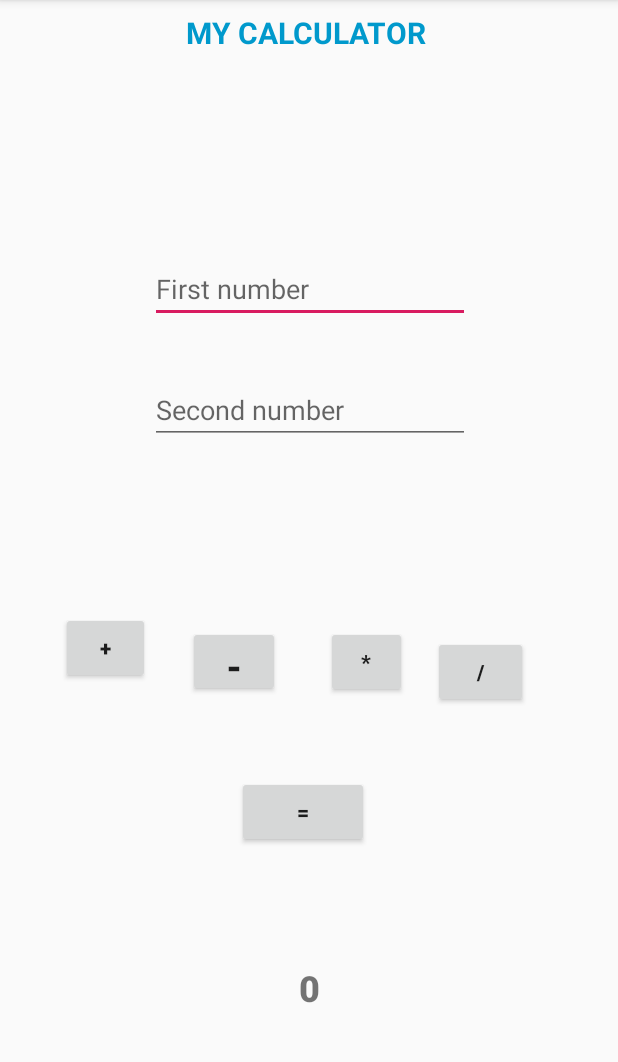
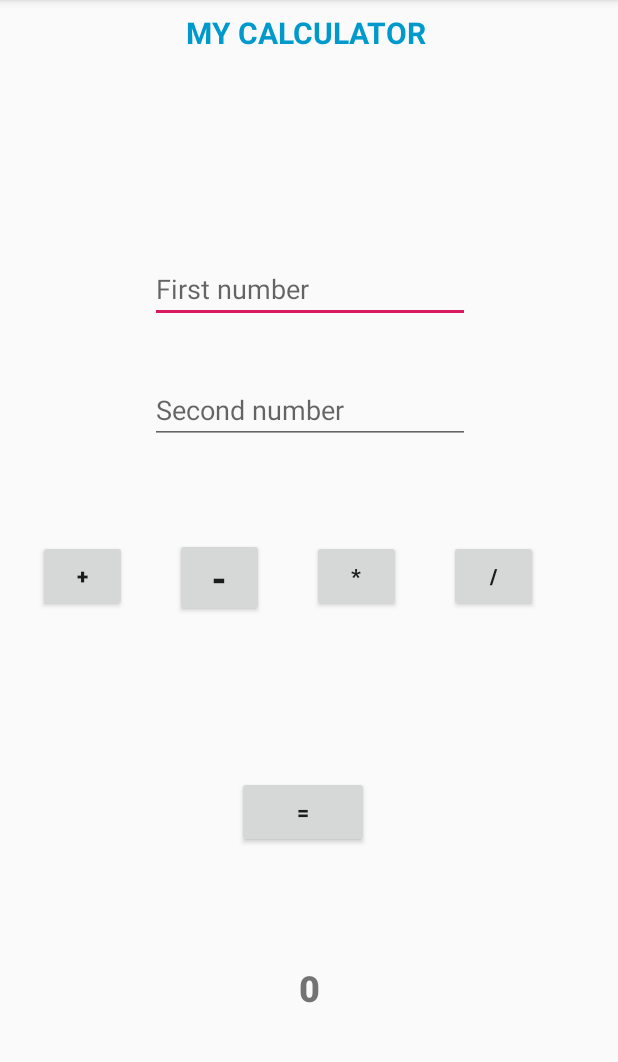
Before and after one commit to anukrati1507/Android-dev-2k19, an Android app: the screen it shows after launch (MainActivity), on a phone screen of 412 x 824 dp, the part 84-1146 px from its top. Run offline under Robolectric (Android 15) with nearby library versions, the phone set to English and light mode, and no system bars.

Commit message:
layout changes

```diff
--- a/Devansh/Task1/app/src/main/res/layout/activity_main.xml
+++ b/Devansh/Task1/app/src/main/res/layout/activity_main.xml
@@ -63,81 +63,65 @@
         app:layout_constraintTop_toTopOf="parent"
         app:layout_constraintVertical_bias="0.343" />
 
+    <LinearLayout
+        android:layout_width="411dp"
+        android:layout_height="110dp"
+        android:layout_marginStart="8dp"
+        android:layout_marginTop="8dp"
+        android:layout_marginEnd="8dp"
+        android:layout_marginBottom="8dp"
+        app:layout_constraintBottom_toBottomOf="parent"
+        app:layout_constraintEnd_toEndOf="parent"
+        app:layout_constraintHorizontal_bias="0.444"
+        app:layout_constraintStart_toStartOf="parent"
+        app:layout_constraintTop_toTopOf="parent"
+        app:layout_constraintVertical_bias="0.538">
+
         <Button
             android:id="@+id/add"
             android:layout_width="59dp"
             android:layout_height="wrap_content"
-        android:layout_marginStart="8dp"
-        android:layout_marginTop="8dp"
-        android:layout_marginEnd="8dp"
-        android:layout_marginBottom="8dp"
             android:fontFamily="sans-serif-black"
             android:text="+"
+            android:layout_marginLeft="24dp"
+            android:layout_marginRight="16dp"
             android:textSize="14sp"
             android:textStyle="bold"
-        android:typeface="serif"
-        app:layout_constraintBottom_toBottomOf="parent"
-        app:layout_constraintEnd_toEndOf="parent"
-        app:layout_constraintHorizontal_bias="0.098"
-        app:layout_constraintStart_toStartOf="parent"
-        app:layout_constraintTop_toTopOf="parent"
-        app:layout_constraintVertical_bias="0.568" />
+            android:typeface="serif" />
 
         <Button
             android:id="@+id/sub"
-        android:layout_width="61dp"
-        android:layout_height="47dp"
-        android:layout_marginStart="8dp"
-        android:layout_marginTop="8dp"
-        android:layout_marginEnd="8dp"
-        android:layout_marginBottom="202dp"
+            android:layout_width="59dp"
+            android:layout_height="wrap_content"
             android:fontFamily="sans-serif-black"
             android:text="-"
+            android:layout_marginTop="5dp"
             android:textSize="24sp"
-        android:textStyle="bold"
-        app:layout_constraintBottom_toBottomOf="parent"
-        app:layout_constraintEnd_toEndOf="parent"
-        app:layout_constraintHorizontal_bias="0.35"
-        app:layout_constraintStart_toStartOf="parent"
-        app:layout_constraintTop_toTopOf="parent"
-        app:layout_constraintVertical_bias="0.801" />
+            android:layout_marginLeft="16dp"
+            android:layout_marginRight="16dp"
+            android:textStyle="bold" />
 
         <Button
             android:id="@+id/multiply"
-        android:layout_width="54dp"
+            android:layout_width="59dp"
             android:layout_height="wrap_content"
-        android:layout_marginStart="8dp"
-        android:layout_marginTop="8dp"
-        android:layout_marginEnd="8dp"
-        android:layout_marginBottom="202dp"
             android:fontFamily="sans-serif-black"
             android:text="*"
+            android:layout_marginLeft="16dp"
+            android:layout_marginRight="16dp"
             android:textSize="14sp"
-        android:textStyle="bold"
-        app:layout_constraintBottom_toBottomOf="parent"
-        app:layout_constraintEnd_toEndOf="parent"
-        app:layout_constraintHorizontal_bias="0.612"
-        app:layout_constraintStart_toStartOf="parent"
-        app:layout_constraintTop_toTopOf="parent"
-        app:layout_constraintVertical_bias="0.803" />
+            android:textStyle="bold" />
 
         <Button
             android:id="@+id/divide"
-        android:layout_width="63dp"
+            android:layout_width="59dp"
             android:layout_height="wrap_content"
-        android:layout_marginStart="8dp"
-        android:layout_marginTop="8dp"
-        android:layout_marginEnd="8dp"
-        android:layout_marginBottom="296dp"
             android:fontFamily="sans-serif-black"
+            android:layout_marginLeft="16dp"
+            android:layout_marginRight="16dp"
             android:text="/"
-        android:textStyle="bold"
-        app:layout_constraintBottom_toBottomOf="parent"
-        app:layout_constraintEnd_toEndOf="parent"
-        app:layout_constraintHorizontal_bias="0.843"
-        app:layout_constraintStart_toStartOf="parent"
-        app:layout_constraintTop_toTopOf="parent"
-        app:layout_constraintVertical_bias="1.0" />
+            android:textStyle="bold" />
+    </LinearLayout>
 
     <Button
         android:id="@+id/ans"
```
Lines whose indentation alone changed are shown as unchanged.
